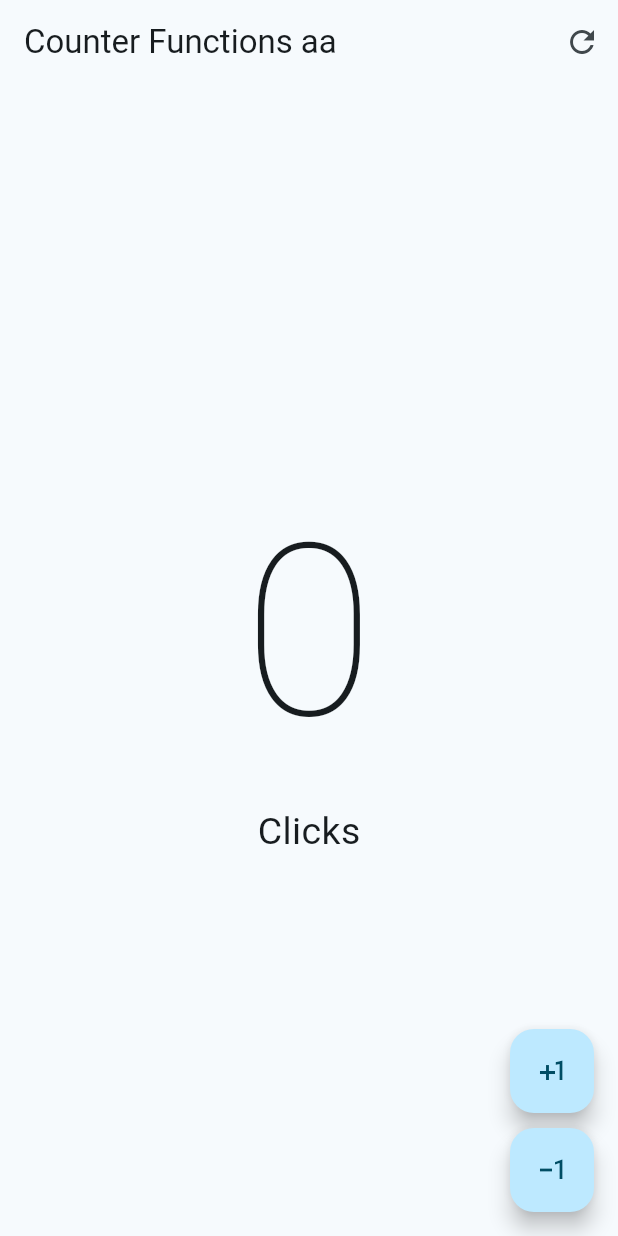
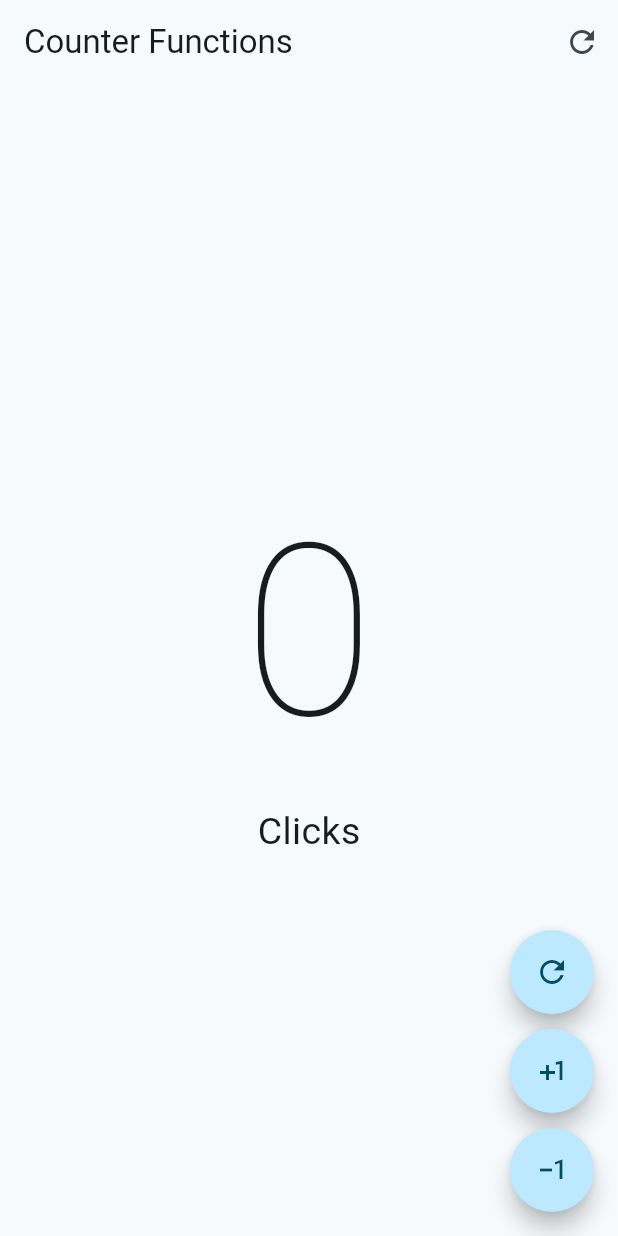
Before and after one commit to diannyzortega/hello-world-app, a Flutter app: the screen it shows after launch, on a phone screen of 412 x 824 dp. Run offline on Flutter 3.47's test engine with Material 2 defaults, Android fonts, the light colour scheme and no system bars.

Commit message:
Complemento del capitulo - CAP. 54

```diff
--- a/lib/presentation/screens/counter/counter_functions_screen.dart
+++ b/lib/presentation/screens/counter/counter_functions_screen.dart
@@ -13,7 +13,7 @@ class _CounterFuctionsScreenState extends State<CounterFuctionsScreen> {
   @override
   Widget build(BuildContext context) {
     return Scaffold(
-        appBar: AppBar(title: const Text('Counter Functions aa'), actions: [
+        appBar: AppBar(title: const Text('Counter Functions'), actions: [
           IconButton(
             icon: const Icon(Icons.refresh_outlined),
             onPressed: () {
@@ -47,6 +47,17 @@ class _CounterFuctionsScreenState extends State<CounterFuctionsScreen> {
           mainAxisAlignment: MainAxisAlignment.end,
           children: [
             FloatingActionButton(
+              shape: const StadiumBorder(),
+              onPressed: () {
+                setState(() {
+                  clickCounter = 0;
+                });
+              },
+              child: const Icon(Icons.refresh_outlined),
+            ),
+            const SizedBox(height: 10),
+            FloatingActionButton(
+              shape: const StadiumBorder(),
               onPressed: () {
                 setState(() {
                   clickCounter += 1;
@@ -56,6 +67,7 @@ class _CounterFuctionsScreenState extends State<CounterFuctionsScreen> {
             ),
             const SizedBox(height: 10),
             FloatingActionButton(
+              shape: const StadiumBorder(),
               onPressed: () {
                 setState(() {
                   clickCounter--;
```
